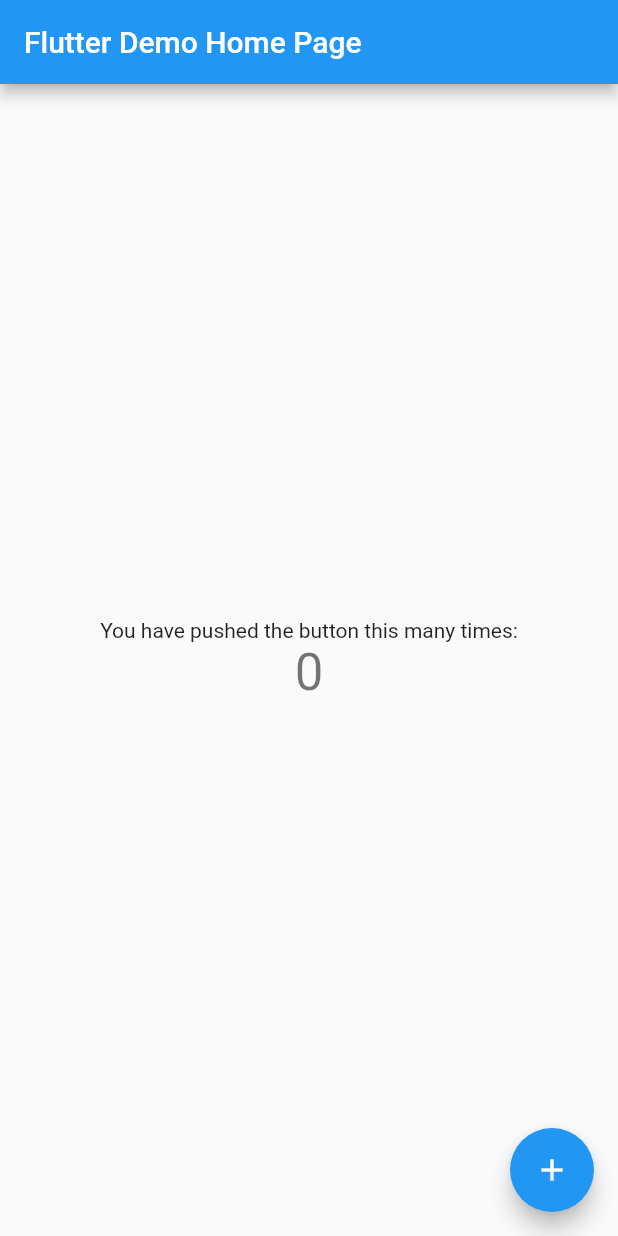
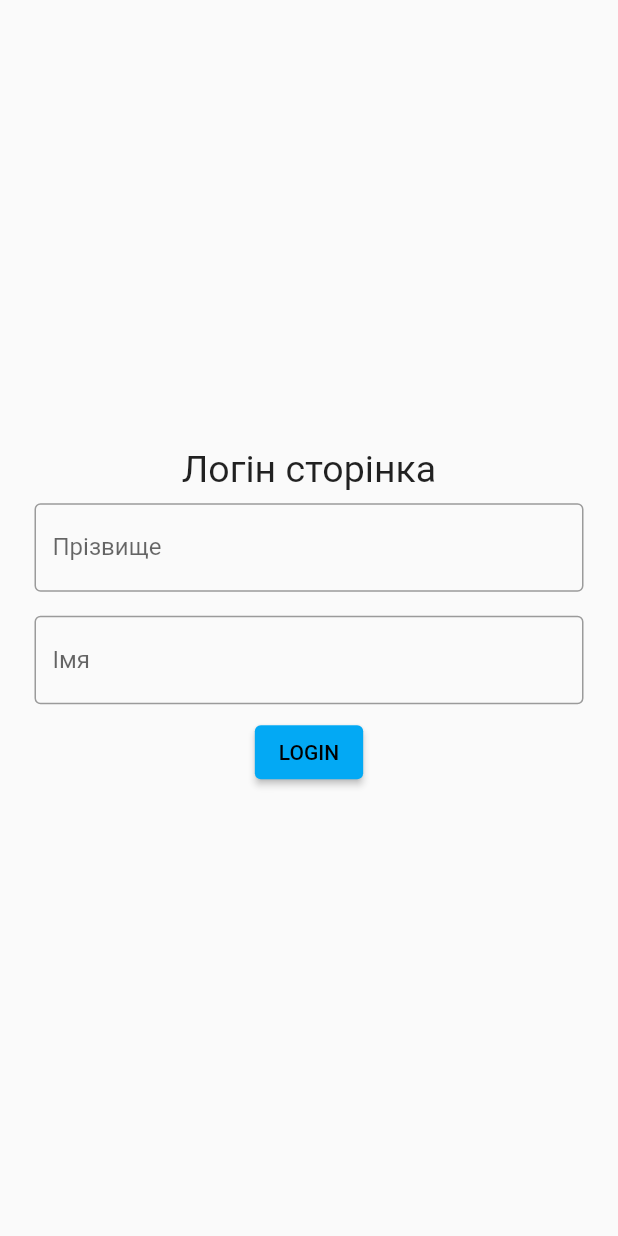
Before and after one commit to AndriiPet/mad2022, a Flutter app: the screen it shows after launch, on a phone screen of 412 x 824 dp. Run offline on Flutter 3.47's test engine with Material 2 defaults, Android fonts, the phone set to English and light mode, and no system bars.

Commit message:
upd task1

```diff
--- /dev/null
+++ b/task1/lib/data/app_routes.dart
@@ -0,0 +1,4 @@
+class AppRoutes {
+  static const String login = '/login';
+  static const String home = '/home';
+}
--- /dev/null
+++ b/task1/lib/data/data.dart
@@ -0,0 +1,4 @@
+class Data {
+  final String name, surname;
+  Data(this.name, this.surname);
+}
--- a/task1/lib/main.dart
+++ b/task1/lib/main.dart
@@ -1,4 +1,7 @@
 import 'package:flutter/material.dart';
+import 'package:task1/data/app_routes.dart';
+import 'package:task1/screens/home_screen.dart';
+import 'package:task1/screens/login_screen.dart';
 
 void main() {
   runApp(const MyApp());
@@ -6,110 +9,18 @@ void main() {
 
 class MyApp extends StatelessWidget {
   const MyApp({super.key});
-
-  // This widget is the root of your application.
   @override
   Widget build(BuildContext context) {
     return MaterialApp(
-      title: 'Flutter Demo',
+      debugShowCheckedModeBanner: false,
       theme: ThemeData(
-        // This is the theme of your application.
-        //
-        // Try running your application with "flutter run". You'll see the
-        // application has a blue toolbar. Then, without quitting the app, try
-        // changing the primarySwatch below to Colors.green and then invoke
-        // "hot reload" (press "r" in the console where you ran "flutter run",
-        // or simply save your changes to "hot reload" in a Flutter IDE).
-        // Notice that the counter didn't reset back to zero; the application
-        // is not restarted.
-        primarySwatch: Colors.blue,
+        primarySwatch: Colors.lightBlue,
       ),
-      home: const MyHomePage(title: 'Flutter Demo Home Page'),
+      initialRoute: AppRoutes.login,
+      routes: {
+        AppRoutes.login: (context) => const LoginScreen(),
+        AppRoutes.home: (context) => const HomeScreen(),
+      },
     );
   }
 }
-
-class MyHomePage extends StatefulWidget {
-  const MyHomePage({super.key, required this.title});
-
-  // This widget is the home page of your application. It is stateful, meaning
-  // that it has a State object (defined below) that contains fields that affect
-  // how it looks.
-
-  // This class is the configuration for the state. It holds the values (in this
-  // case the title) provided by the parent (in this case the App widget) and
-  // used by the build method of the State. Fields in a Widget subclass are
-  // always marked "final".
-
-  final String title;
-
-  @override
-  State<MyHomePage> createState() => _MyHomePageState();
-}
-
-class _MyHomePageState extends State<MyHomePage> {
-  int _counter = 0;
-
-  void _incrementCounter() {
-    setState(() {
-      // This call to setState tells the Flutter framework that something has
-      // changed in this State, which causes it to rerun the build method below
-      // so that the display can reflect the updated values. If we changed
-      // _counter without calling setState(), then the build method would not be
-      // called again, and so nothing would appear to happen.
-      _counter++;
-    });
-  }
-
-  @override
-  Widget build(BuildContext context) {
-    // This method is rerun every time setState is called, for instance as done
-    // by the _incrementCounter method above.
-    //
-    // The Flutter framework has been optimized to make rerunning build methods
-    // fast, so that you can just rebuild anything that needs updating rather
-    // than having to individually change instances of widgets.
-    return Scaffold(
-      appBar: AppBar(
-        // Here we take the value from the MyHomePage object that was created by
-        // the App.build method, and use it to set our appbar title.
-        title: Text(widget.title),
-      ),
-      body: Center(
-        // Center is a layout widget. It takes a single child and positions it
-        // in the middle of the parent.
-        child: Column(
-          // Column is also a layout widget. It takes a list of children and
-          // arranges them vertically. By default, it sizes itself to fit its
-          // children horizontally, and tries to be as tall as its parent.
-          //
-          // Invoke "debug painting" (press "p" in the console, choose the
-          // "Toggle Debug Paint" action from the Flutter Inspector in Android
-          // Studio, or the "Toggle Debug Paint" command in Visual Studio Code)
-          // to see the wireframe for each widget.
-          //
-          // Column has various properties to control how it sizes itself and
-          // how it positions its children. Here we use mainAxisAlignment to
-          // center the children vertically; the main axis here is the vertical
-          // axis because Columns are vertical (the cross axis would be
-          // horizontal).
-          mainAxisAlignment: MainAxisAlignment.center,
-          children: <Widget>[
-            const Text(
-              'You have pushed the button this many times:',
-            ),
-            Text(
-              '$_counter',
-              style: Theme.of(context).textTheme.headline4,
-            ),
-          ],
-        ),
-      ),
-      floatingActionButton: FloatingActionButton(
-        onPressed: _incrementCounter,
-        tooltip: 'Increment',
-        child: const Icon(Icons.add),
-      ), // This trailing comma makes auto-formatting nicer for build methods.
-    );
-  }
-}
--- /dev/null
+++ b/task1/lib/screens/home_screen.dart
@@ -0,0 +1,23 @@
+import 'package:flutter/material.dart';
+import 'package:task1/data/data.dart';
+
+class HomeScreen extends StatelessWidget {
+  const HomeScreen({super.key});
+
+  @override
+  Widget build(BuildContext context) {
+    final args = ModalRoute.of(context)!.settings.arguments as Data;
+
+    return Scaffold(
+      appBar: AppBar(title: const Text("Task 1"),),
+        body: Center(
+      child: Column(
+        mainAxisAlignment: MainAxisAlignment.center,
+        children: [
+          Text("Вітаю ${args.name} ${args.surname} ", style: TextStyle(fontSize: 25) ),
+
+        ],
+      ),
+    ));
+  }
+}
--- /dev/null
+++ b/task1/lib/screens/login_screen.dart
@@ -0,0 +1,77 @@
+import 'package:flutter/material.dart';
+import 'package:task1/data/app_routes.dart';
+import 'package:task1/data/data.dart';
+
+class LoginScreen extends StatefulWidget {
+  const LoginScreen({super.key});
+
+  @override
+  State<LoginScreen> createState() => _LoginScreenState();
+}
+
+class _LoginScreenState extends State<LoginScreen> {
+  late TextEditingController _nameController, _surnameController;
+
+  @override
+  void initState() {
+    _nameController = TextEditingController();
+    _surnameController = TextEditingController();
+    super.initState();
+  }
+
+  @override
+  void dispose() {
+    _nameController.dispose();
+    _surnameController.dispose();
+    super.dispose();
+  }
+
+  @override
+  Widget build(BuildContext context) {
+    return Scaffold(
+        body: Center(
+            child: Padding(
+      padding: const EdgeInsets.all(15.0),
+      child: Column(mainAxisAlignment: MainAxisAlignment.center, children: [
+        const Text("Логін сторінка", style: TextStyle(fontSize: 25)),
+        Padding(
+          padding: const EdgeInsets.all(8.0),
+          child: TextField(
+            controller: _nameController,
+            decoration: const InputDecoration(
+              border: OutlineInputBorder(),
+              labelText: "Прізвище",
+            ),
+          ),
+        ),
+        Padding(
+          padding: const EdgeInsets.all(8.0),
+          child: TextField(
+            controller: _surnameController,
+            decoration: const InputDecoration(
+              border: OutlineInputBorder(),
+              labelText: "Імя",
+            ),
+          ),
+        ),
+        ElevatedButton(
+          onPressed: () {
+            if (_nameController.text.isNotEmpty &&
+                _surnameController.text.isNotEmpty) {
+              Navigator.pushReplacementNamed(context, AppRoutes.home,
+                  arguments:
+                      Data(_nameController.text, _surnameController.text));
+            } else {
+              ScaffoldMessenger.of(context).showSnackBar(
+                const SnackBar(
+                  content: Text('Please fill in all fields'),
+                ),
+              );
+            }
+          },
+          child: const Text('LOGIN'),
+        ),
+      ]),
+    )));
+  }
+}
```
